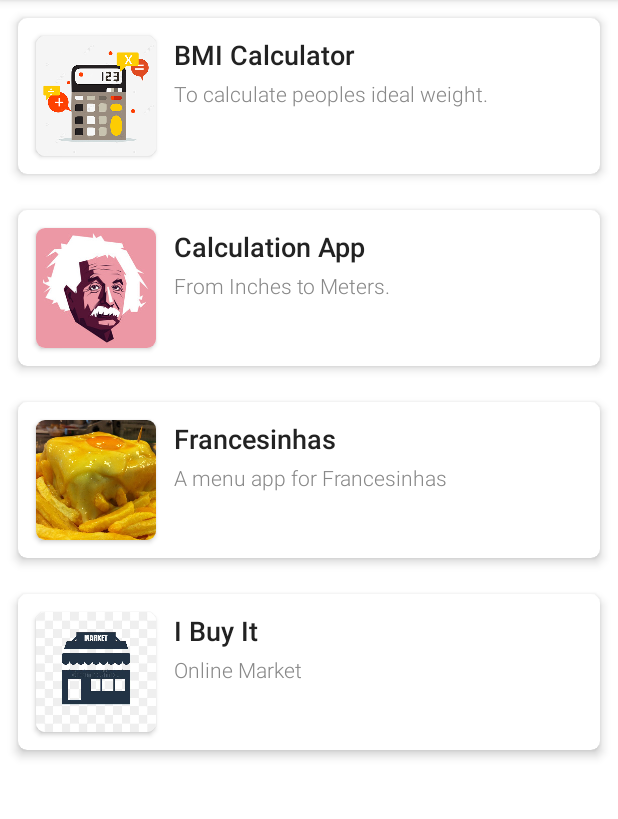
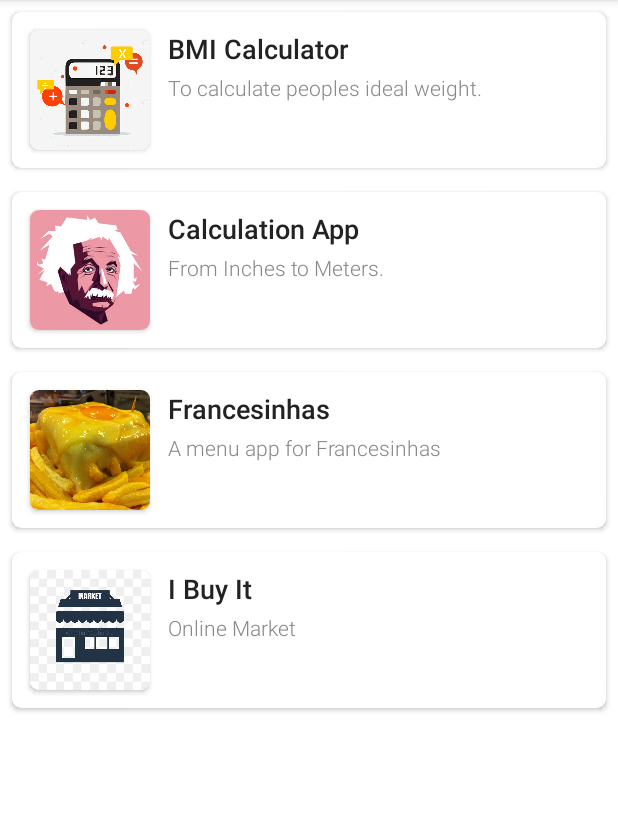
Before and after one commit to leonoliveira98/Portfolio, an Android app: the screen it shows after launch (MainActivity), on a phone screen of 412 x 824 dp, the part 84-903 px from its top. Run offline under Robolectric (Android 15) with nearby library versions, the phone set to English and light mode, and no system bars.

Commit message:
XML prettier

```diff
--- a/app/src/main/res/layout/item_project.xml
+++ b/app/src/main/res/layout/item_project.xml
@@ -3,9 +3,8 @@
     xmlns:app="http://schemas.android.com/apk/res-auto"
     android:layout_width="match_parent"
     android:layout_height="wrap_content"
-    android:layout_margin="12dp"
-    app:cardCornerRadius="6dp"
-    app:cardElevation="4dp">
+    android:layout_margin="8dp"
+    app:cardCornerRadius="6dp">
 
     <RelativeLayout
         android:layout_width="match_parent"
@@ -35,10 +34,10 @@
             android:layout_height="wrap_content"
             android:layout_alignTop="@id/card_view_project_icon_container"
             android:layout_toEndOf="@+id/card_view_project_icon_container"
+            android:fontFamily="sans-serif-medium"
             android:text="The App title"
-            android:fontFamily="sans-serif-medium"
             android:textColor="#222222"
-            android:textSize="18sp"/>
+            android:textSize="18sp" />
 
         <TextView
             android:id="@+id/text_view_project_description"
@@ -47,10 +46,10 @@
             android:layout_below="@id/text_view_project_title"
             android:layout_marginTop="4dp"
             android:layout_toEndOf="@id/card_view_project_icon_container"
+            android:fontFamily="sans-serif-light"
             android:text="This will be our description"
-            android:fontFamily="sans-serif-light"
-            android:textSize="14sp"
-            android:textColor="#888888"/>
+            android:textColor="#888888"
+            android:textSize="14sp" />
 
 
     </RelativeLayout>
```
